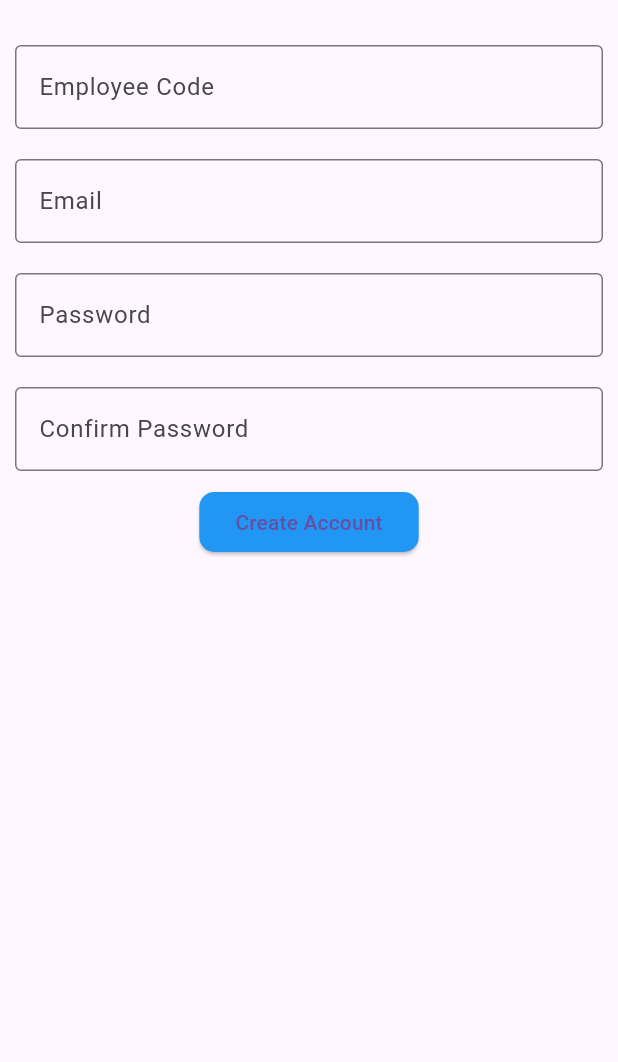
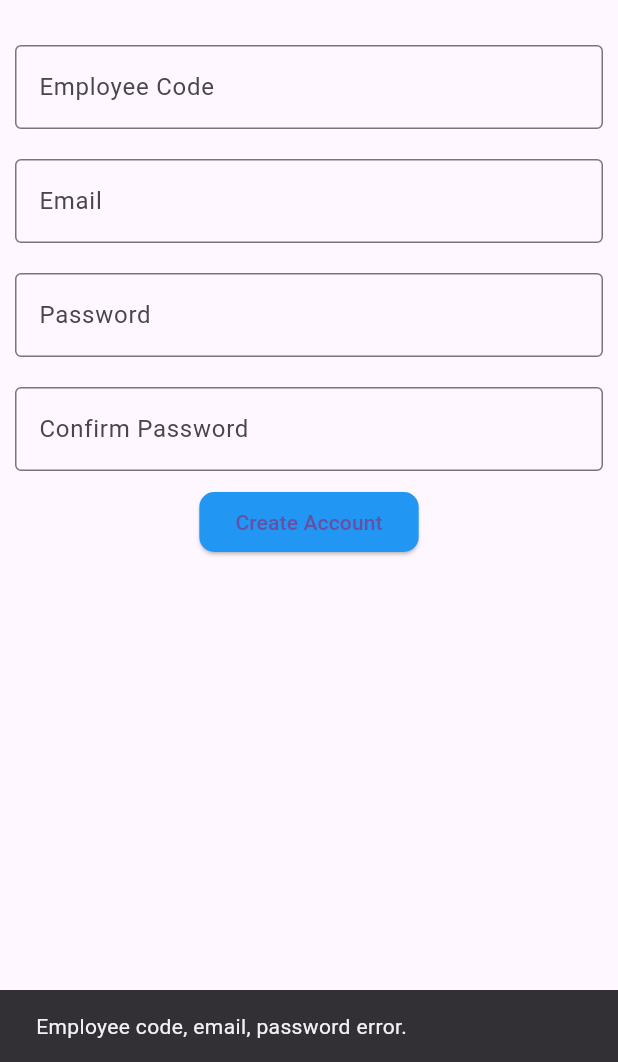
Before and after one commit to michaelwilliamparisi/Superior-Truck-Trailer, a Flutter app: the CreateView screen opened directly, after a tap on "Create Account", on a phone screen of 412 x 824 dp, the part 174-1236 px from its top. Run offline on Flutter 3.47's test engine with Material 3 defaults, Android fonts, the phone set to English and light mode, and no system bars; our stand-ins replace cloud_firestore, firebase_core; missing offline and left inert: flutter_barcode_scanner; accounts and stored records are empty.

Commit message:
Error Validation

```diff
--- a/lib/services/database_handler.dart
+++ b/lib/services/database_handler.dart
@@ -6,22 +6,26 @@ import 'package:frontend/models/work_order_model.dart';
 
 //main function
 class DatabaseHandler {
-
-  static Future createUser(
-      {required String email, required String password}) async {
+  static Future createUser({required Employee employee}) async {
     final docUser = FirebaseFirestore.instance.collection("users").doc();
 
     final json = {
-      'email': email,
-      'password': password,
+      'email': employee.email,
+      'password': employee.password,
+      'employeeCode': employee.employeeCode,
+      'employeeStatus': employee.employeeStatus
     };
 
     await docUser.set(json);
   }
 
-  static Future<bool> AddWorkOrder(Trailer trailer, WorkOrders workOrders) async {
-
-    final docWorkOrder = FirebaseFirestore.instance.collection("trailers").doc(trailer.trailerId).collection("WorkOrders").doc(workOrders.workOrderNum);
+  static Future<bool> AddWorkOrder(
+      Trailer trailer, WorkOrders workOrders) async {
+    final docWorkOrder = FirebaseFirestore.instance
+        .collection("trailers")
+        .doc(trailer.trailerId)
+        .collection("WorkOrders")
+        .doc(workOrders.workOrderNum);
 
     final json = {
       'workOrderNum': workOrders.workOrderNum,
@@ -37,12 +41,12 @@ class DatabaseHandler {
     await docWorkOrder.set(json);
 
     return true;
-
   }
 
   static Future<bool> AddTrailer(Trailer trailer) async {
-
-    final docWorkOrder = FirebaseFirestore.instance.collection("trailers").doc(trailer.trailerId);
+    final docWorkOrder = FirebaseFirestore.instance
+        .collection("trailers")
+        .doc(trailer.trailerId);
 
     final json = {
       'trailerId': trailer.trailerId,
@@ -56,14 +60,15 @@ class DatabaseHandler {
     await docWorkOrder.set(json);
 
     return true;
-
   }
 
   static bool UpdateWorkOrder(Trailer trailer, WorkOrders workOrder) {
-
     try {
-
-      DocumentReference documentReference = FirebaseFirestore.instance.collection('trailers').doc(workOrder.trailerNum).collection('WorkOrders').doc(workOrder.workOrderNum);
+      DocumentReference documentReference = FirebaseFirestore.instance
+          .collection('trailers')
+          .doc(workOrder.trailerNum)
+          .collection('WorkOrders')
+          .doc(workOrder.workOrderNum);
 
       documentReference.update({
         'jobCodes': workOrder.jobCodes,
@@ -72,15 +77,12 @@ class DatabaseHandler {
       });
 
       return true;
-
     } catch (e) {
       return false;
     }
-
   }
 
   static Future<Employee> validUser(String email, String password) async {
-
     final users = await FirebaseFirestore.instance
         .collection("users")
         .where('email', isEqualTo: email)
@@ -88,35 +90,40 @@ class DatabaseHandler {
 
     if (users.docs.isNotEmpty) {
       // Check if a user with the provided email exists
-      DocumentSnapshot documentSnapshot = users.docs.first; // Assuming only one user with the email exists
+      DocumentSnapshot documentSnapshot =
+          users.docs.first; // Assuming only one user with the email exists
       print('Enter ');
       return Employee.fromFirestore(documentSnapshot);
-
     } else {
-      return Employee(employeeCode: '-1', email: '-1', password: 'P', employeeStatus: 'N/A'); // No user found with the provided email
+      return Employee(
+          employeeCode: '-1',
+          email: '-1',
+          password: 'P',
+          employeeStatus: 'N/A'); // No user found with the provided email
     }
   }
 
   static Future<Trailer> FindTrailer(String trailerId) async {
-
     try {
-
       final trailerDoc;
       DocumentSnapshot documentSnapshot = await FirebaseFirestore.instance
-        .collection("trailers").doc(trailerId).get();
+          .collection("trailers")
+          .doc(trailerId)
+          .get();
 
       return Trailer.fromFirestore(documentSnapshot);
-
-    }catch (e) {
-
-      return Trailer(trailerId: '-1', companyName: '', length: 0.0, width: 0.0, height: 0.0, weight: 0.0);
-
+    } catch (e) {
+      return Trailer(
+          trailerId: '-1',
+          companyName: '',
+          length: 0.0,
+          width: 0.0,
+          height: 0.0,
+          weight: 0.0);
     }
-
   }
 
   static Future<List<WorkOrders>> FindTrailerOrders(String trailerId) async {
-
     QuerySnapshot snapshot = await FirebaseFirestore.instance
         .collection('trailers')
         .doc(trailerId)
@@ -126,27 +133,30 @@ class DatabaseHandler {
     return snapshot.docs.map((doc) => WorkOrders.fromFirestore(doc)).toList();
   }
 
-  static Future<void> deleteWorkOrder(String trailerId, String workOrderId,) async {
+  static Future<void> deleteWorkOrder(
+    String trailerId,
+    String workOrderId,
+  ) async {
+    DocumentReference documentReference = FirebaseFirestore.instance
+        .collection('trailers')
+        .doc(trailerId)
+        .collection('WorkOrders')
+        .doc(workOrderId);
 
-
-      DocumentReference documentReference = FirebaseFirestore.instance.collection('trailers').doc(trailerId).collection('WorkOrders').doc(workOrderId);
-
-      documentReference.update({
-        'status': 'D',
-      });
-
+    documentReference.update({
+      'status': 'D',
+    });
   }
 
   static Future<int> TotalWorkOrders(String trailerId) async {
-
     QuerySnapshot snapshot = await FirebaseFirestore.instance
         .collection('trailers')
         .doc(trailerId)
         .collection('WorkOrders')
         .get();
-    List<WorkOrders> workOrders =  snapshot.docs.map((doc) => WorkOrders.fromFirestore(doc)).toList();
+    List<WorkOrders> workOrders =
+        snapshot.docs.map((doc) => WorkOrders.fromFirestore(doc)).toList();
 
     return workOrders.length;
   }
-
 }
--- a/lib/views/create_account.dart
+++ b/lib/views/create_account.dart
@@ -4,6 +4,8 @@ import 'package:cloud_firestore/cloud_firestore.dart';
 import 'package:flutter/material.dart';
 import 'package:frontend/models/employee_model.dart';
 import 'package:frontend/services/database_handler.dart';
+import 'package:frontend/views/login_view.dart';
+import 'package:path/path.dart';
 
 class CreateView extends StatelessWidget {
   const CreateView({super.key});
@@ -97,22 +99,57 @@ class CreateView extends StatelessWidget {
                   String password = passwordController.text;
                   String confirmPassword = confirmPasswordController.text;
 
+                  if (employeeCode.isEmpty ||
+                      email.isEmpty ||
+                      password.isEmpty) {
+                    showFlashError(
+                        context, "Employee code, email, password error.");
+                    employeeCodeController.text = "";
+                    emailCodeController.text = "";
+                    passwordController.text = "";
+                    confirmPasswordController.text = "";
+                  }
+                  // Validate email format
+                  final emailPattern =
+                      RegExp(r'^[\w-\.]+@([\w-]+\.)+[\w-]{2,4}$');
+                  if (!emailPattern.hasMatch(email)) {
+                    // If email format is invalid, show an error message
+
+                    showFlashError(context, "Not a valid email.");
+                    emailCodeController.text = "";
+
+                    return; // Exit the function early
+                  }
+                  if (passwordController.text !=
+                      confirmPasswordController.text) {
+                    showFlashError(context,
+                        "The password and Confirm Password do not match.");
+                    passwordController.text = "";
+                    confirmPasswordController.text = "";
+                  }
                   // This can include validation, storing user data, etc.
                   if (password == confirmPassword) {
                     // Create Employee Object
-                    var newUser = Employee(
-                        employeeCode: employeeCode,
-                        email: email,
-                        password: password,
-                        employeeStatus: 'E',
-                        );
+                    Employee employee = Employee(
+                      employeeCode: employeeCode,
+                      email: email,
+                      password: password,
+                      employeeStatus: 'E',
+                    );
 
                     // Insert user into the database
-                    DatabaseHandler.createUser(
-                        email: email, password: password);
+                    DatabaseHandler.createUser(employee: employee);
+
+                    Navigator.pop(
+                      context,
+                      MaterialPageRoute(
+                          builder: (context) => const LoginView()),
+                    );
 
                     print('User added to the database');
                   } else {
+                    confirmPassword == "";
+                    password == "";
                     print('Passwords do not match');
                   }
 
@@ -134,4 +171,12 @@ class CreateView extends StatelessWidget {
       resizeToAvoidBottomInset: false,
     );
   }
+
+  void showFlashError(BuildContext context, String message) {
+    ScaffoldMessenger.of(context).showSnackBar(
+      SnackBar(
+        content: Text(message),
+      ),
+    );
+  }
 }
--- a/pubspec.yaml
+++ b/pubspec.yaml
@@ -16,6 +16,7 @@ dependencies:
   path: 1.9.0
   firebase_core: ^2.27.2
   cloud_firestore: ^4.15.10
+  flutter_barcode_scanner: ^2.0.0
 
 
 dev_dependencies:
```
Also changed, not shown: lib/services/navigator.dart (added, +18 -0 lines), lib/views/trailer_create.dart (+23 -12 lines), lib/views/work_order_edit.dart (+48 -9 lines), lib/views/work_order_search.dart (+26 -26 lines), pubspec.lock, 2 other files.
